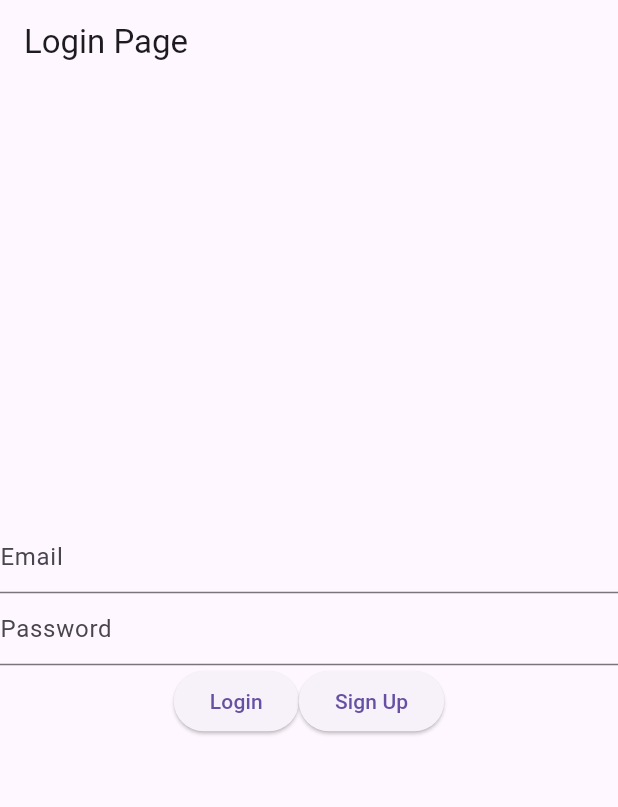
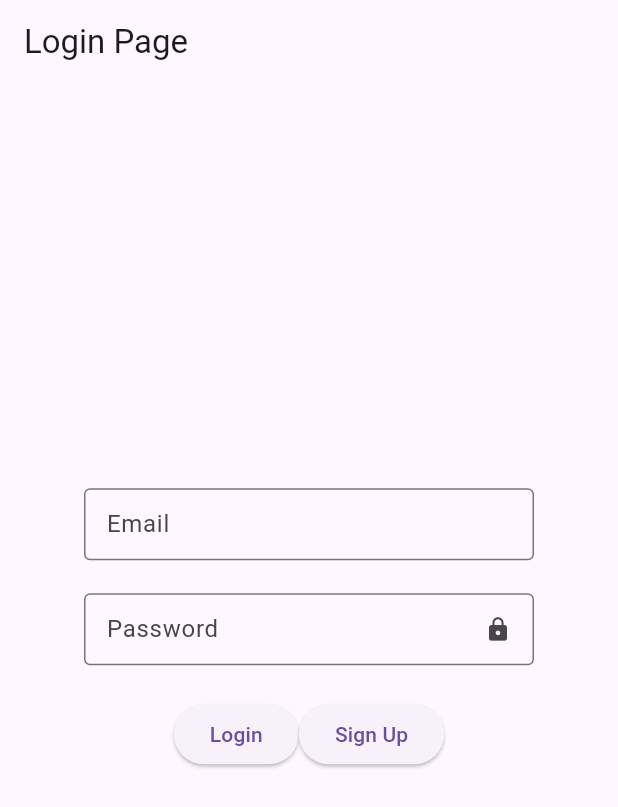
Before and after one commit to DavidDimasPatty/jobplatform-FE, a Flutter app: the screen it shows after launch, on a phone screen of 412 x 824 dp. Shown: the top 807 px of the screen. Run offline on Flutter 3.47's test engine with Material 3 defaults, Android fonts, the light colour scheme and no system bars.

Commit message:
login page

```diff
--- a/lib/features/components/login/persentation/widgets/loginForm.dart
+++ b/lib/features/components/login/persentation/widgets/loginForm.dart
@@ -48,13 +48,32 @@
     return Column(
       mainAxisSize: MainAxisSize.min,
       children: [
-        TextField(
-          controller: _emailController,
-          decoration: InputDecoration(hintText: 'Email'),
+        SizedBox(
+          height: 70,
+          width: 300,
+          child: TextField(
+            controller: _emailController,
+            decoration: InputDecoration(
+              hintText: 'Email',
+              border: OutlineInputBorder(),
+              contentPadding: EdgeInsets.symmetric(vertical: 8, horizontal: 11),
+            ),
+          ),
         ),
-        TextField(
-          controller: _passwordController,
-          decoration: InputDecoration(hintText: 'Password'),
+        SizedBox(
+          height: 70,
+          width: 300,
+          child: TextField(
+            obscureText: true,
+            controller: _passwordController,
+            decoration: InputDecoration(
+              hintText: 'Password',
+              isDense: true,
+              border: OutlineInputBorder(),
+              contentPadding: EdgeInsets.symmetric(vertical: 8, horizontal: 11),
+              suffixIcon: Icon(Icons.lock),
+            ),
+          ),
         ),
         Row(
           mainAxisAlignment: MainAxisAlignment.center,
```
